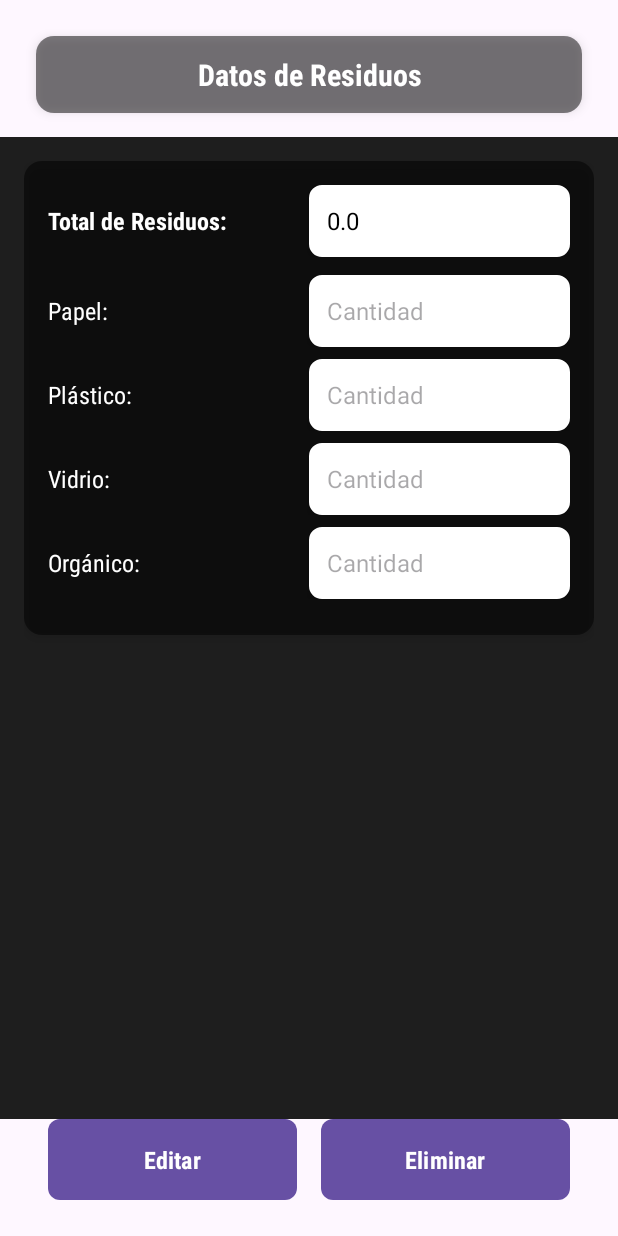
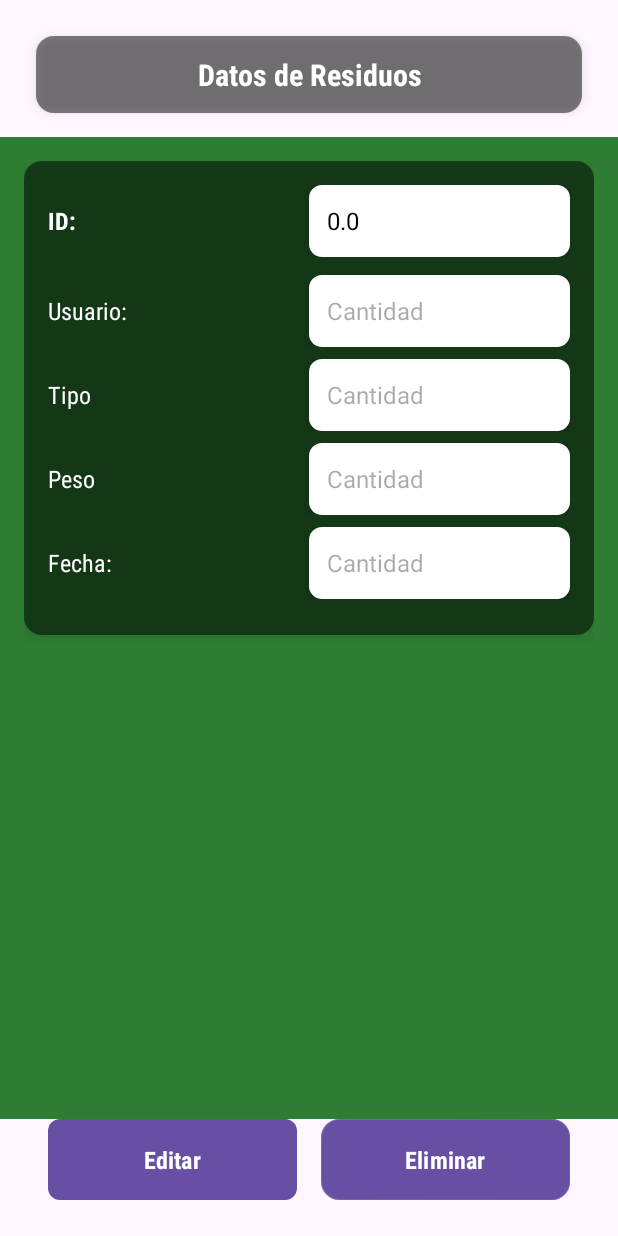
Before and after one commit to LeoLucasC/TrabajoAndroid, an Android app: the datos screen opened directly, with no data from a screen before it, on a phone screen of 412 x 824 dp. Run offline under Robolectric (Android 15) with nearby library versions, the phone set to English and light mode, and no system bars; 1 statement that could not run was skipped.

Commit message:
AVANCE 4

```diff
--- a/app/src/main/res/drawable/editar.xml
+++ b/app/src/main/res/drawable/editar.xml
@@ -1,4 +1,6 @@
 <shape xmlns:android="http://schemas.android.com/apk/res/android">
-    <solid android:color="#4CAF50"/> <!-- Verde moderno -->
+    <solid android:color="#FF0000"/> <!-- Verde moderno -->
     <corners android:radius="8dp"/> <!-- Esquinas redondeadas -->
+
+    <!-- <color name = "red" >#FF0000</color> -->
 </shape>
--- a/app/src/main/res/layout/activity_datos.xml
+++ b/app/src/main/res/layout/activity_datos.xml
@@ -45,7 +45,7 @@
             android:layout_height="wrap_content"
             android:orientation="vertical"
             android:padding="16dp"
-            android:background="@color/fondo_claro_moderno">
+            android:background="@color/verde_oscuro">
 
 
             <LinearLayout
@@ -68,7 +68,7 @@
                         android:layout_width="0dp"
                         android:layout_height="wrap_content"
                         android:layout_weight="1"
-                        android:text="Total de Residuos:"
+                        android:text="ID:"
                         android:textSize="16sp"
                         android:textColor="@color/white"
                         android:fontFamily="sans-serif-condensed"
@@ -101,7 +101,7 @@
                         android:layout_width="0dp"
                         android:layout_height="wrap_content"
                         android:layout_weight="1"
-                        android:text="Papel:"
+                        android:text="Usuario:"
                         android:textSize="16sp"
                         android:textColor="@color/white"
                         android:fontFamily="sans-serif-condensed"/>
@@ -133,7 +133,7 @@
                         android:layout_width="0dp"
                         android:layout_height="wrap_content"
                         android:layout_weight="1"
-                        android:text="Plástico:"
+                        android:text="Tipo"
                         android:textSize="16sp"
                         android:textColor="@color/white"
                         android:fontFamily="sans-serif-condensed"/>
@@ -165,7 +165,7 @@
                         android:layout_width="0dp"
                         android:layout_height="wrap_content"
                         android:layout_weight="1"
-                        android:text="Vidrio:"
+                        android:text="Peso"
                         android:textSize="16sp"
                         android:textColor="@color/white"
                         android:fontFamily="sans-serif-condensed"/>
@@ -197,7 +197,7 @@
                         android:layout_width="0dp"
                         android:layout_height="wrap_content"
                         android:layout_weight="1"
-                        android:text="Orgánico:"
+                        android:text="Fecha:"
                         android:textSize="16sp"
                         android:textColor="@color/white"
                         android:fontFamily="sans-serif-condensed"/>
@@ -215,6 +215,15 @@
                         android:paddingHorizontal="12dp"
                         android:textColor="@color/black"
                         android:textSize="16sp"/>
+
+
+
+
+
+
+
+
+
                 </LinearLayout>
             </LinearLayout>
         </LinearLayout>
@@ -255,7 +264,7 @@
             android:layout_height="wrap_content"
             android:layout_marginStart="8dp"
             android:layout_weight="1"
-            android:background="@drawable/boton_moderno_rojo"
+            android:background="@drawable/glass_green_background"
             android:backgroundTint="#E21616"
             android:elevation="8dp"
             android:fontFamily="sans-serif-condensed"
--- a/app/src/main/res/values/colors.xml
+++ b/app/src/main/res/values/colors.xml
@@ -8,4 +8,5 @@
     <color name="dark_grey">#424242</color>
     <color name="verde_oscuro">#2E7D32</color>
     <color name="blue">#0000FF</color>
+    <color name = "red" >#FF0000</color>
 </resources>
```
